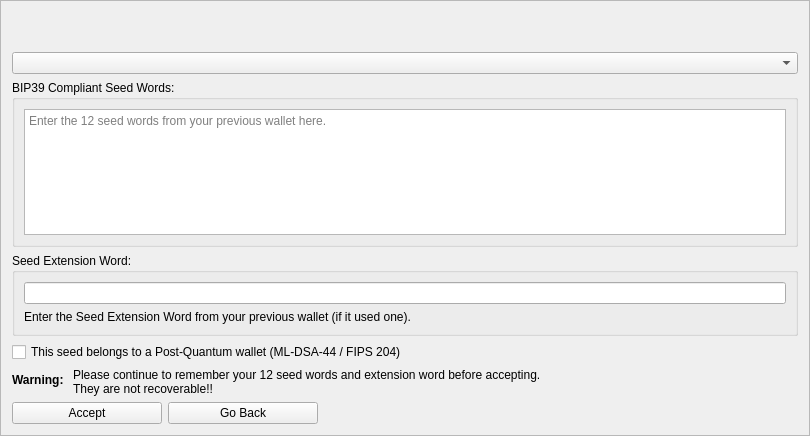
Old version of the form src/qt/forms/mnemonicdialog3.ui in the repository NeuraiProject/Neurai.
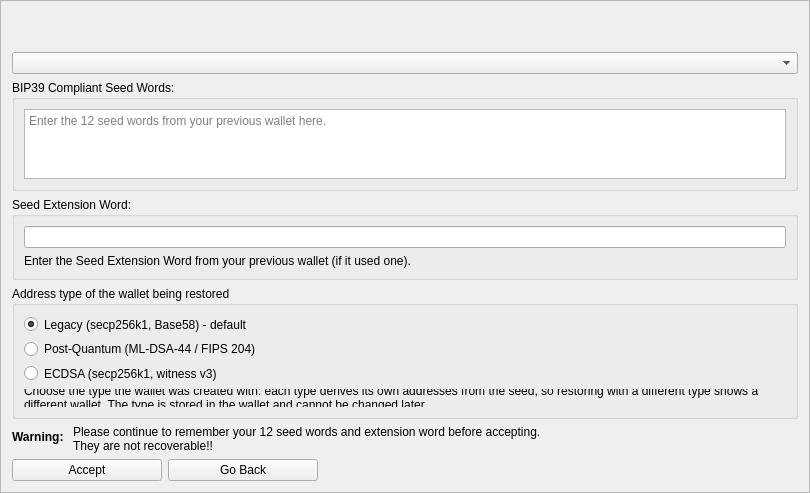
New version of the form.

Commit message: Refactor wallet address handling and improve activation logic

Diff of the .ui file:
```diff
--- a/src/qt/forms/mnemonicdialog3.ui
+++ b/src/qt/forms/mnemonicdialog3.ui
@@ -287,13 +287,55 @@
     </spacer>
    </item>
    <item>
-    <widget class="QCheckBox" name="pqWalletCheckBox">
-     <property name="toolTip">
-      <string>Enable this if the wallet you are restoring originally used post-quantum addresses with ML-DSA-44 (FIPS 204). Restoring a PQ wallet as legacy will derive different addresses.</string>
+    <widget class="QGroupBox" name="addressTypeGroup">
+     <property name="title">
+      <string>Address type of the wallet being restored</string>
      </property>
-     <property name="text">
-      <string>This seed belongs to a Post-Quantum wallet (ML-DSA-44 / FIPS 204)</string>
-     </property>
+     <layout class="QVBoxLayout" name="addressTypeLayout">
+      <item>
+       <widget class="QRadioButton" name="addressTypeLegacyRadio">
+        <property name="toolTip">
+         <string>Classic Base58 addresses, available from the start of the chain.</string>
+        </property>
+        <property name="text">
+         <string>Legacy (secp256k1, Base58) - default</string>
+        </property>
+        <property name="checked">
+         <bool>true</bool>
+        </property>
+       </widget>
+      </item>
+      <item>
+       <widget class="QRadioButton" name="addressTypePQRadio">
+        <property name="toolTip">
+         <string>Quantum-resistant signatures with ML-DSA-44 (FIPS 204): strict post-quantum witness v2 addresses.</string>
+        </property>
+        <property name="text">
+         <string>Post-Quantum (ML-DSA-44 / FIPS 204)</string>
+        </property>
+       </widget>
+      </item>
+      <item>
+       <widget class="QRadioButton" name="addressTypeEcdsaRadio">
+        <property name="toolTip">
+         <string>Standard secp256k1 signatures with strict ECDSA witness v3 addresses. This wallet never hands out Legacy addresses.</string>
+        </property>
+        <property name="text">
+         <string>ECDSA (secp256k1, witness v3)</string>
+        </property>
+       </widget>
+      </item>
+      <item>
+       <widget class="QLabel" name="addressTypeNote">
+        <property name="text">
+         <string>Choose the type the wallet was created with: each type derives its own addresses from the seed, so restoring with a different type shows a different wallet. The type is stored in the wallet and cannot be changed later.</string>
+        </property>
+        <property name="wordWrap">
+         <bool>true</bool>
+        </property>
+       </widget>
+      </item>
+     </layout>
     </widget>
    </item>
    <item>
```
The commit also changes 19 other files.
